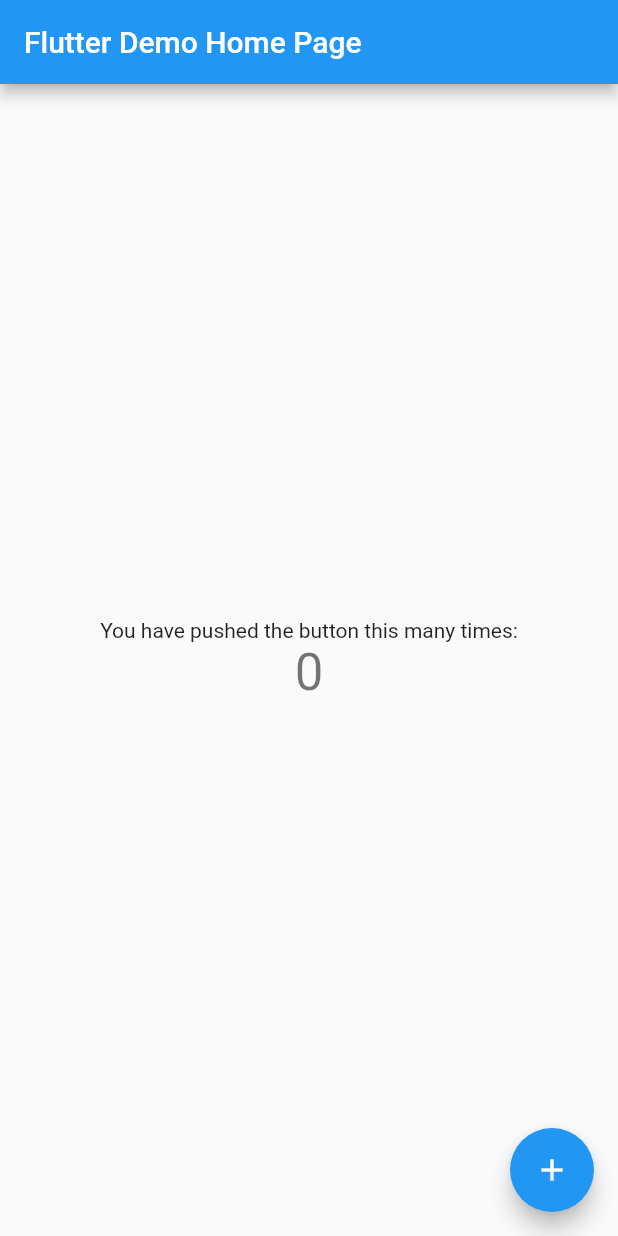
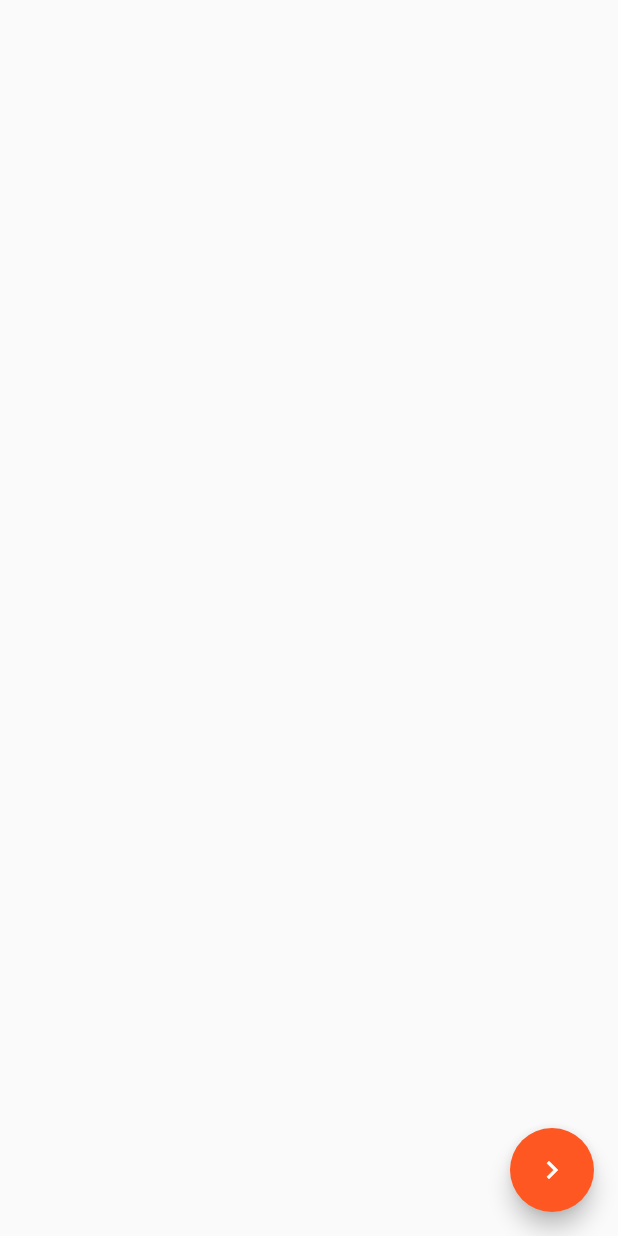
Before and after one commit to BBarisKilic/Flutter-Animation-Repository, a Flutter app: the screen it shows after launch, on a phone screen of 412 x 824 dp. Run offline on Flutter 3.47's test engine with Material 2 defaults, Android fonts, the phone set to English and light mode, and no system bars.

Commit message:
Created Views.

```diff
--- /dev/null
+++ b/01-staggeredPageTransition/lib/View/first_view.dart
@@ -0,0 +1,22 @@
+import 'package:flutter/material.dart';
+import 'second_view.dart';
+
+class FirstView extends StatelessWidget {
+  const FirstView({Key? key}) : super(key: key);
+
+  @override
+  Widget build(BuildContext context) {
+    return Scaffold(
+      floatingActionButton: FloatingActionButton(
+        onPressed: () {
+          Navigator.of(context).push(
+            MaterialPageRoute(
+              builder: (context) => const SecondView(),
+            ),
+          );
+        },
+        child: const Icon(Icons.keyboard_arrow_right),
+      ),
+    );
+  }
+}
--- a/01-staggeredPageTransition/lib/main.dart
+++ b/01-staggeredPageTransition/lib/main.dart
@@ -1,115 +1,22 @@
 import 'package:flutter/material.dart';
 
-void main() {
-  runApp(const MyApp());
-}
+import 'View/first_view.dart';
 
-class MyApp extends StatelessWidget {
-  const MyApp({Key? key}) : super(key: key);
+void main() => runApp(const StaggeredPageTransitionDemo());
 
-  // This widget is the root of your application.
+class StaggeredPageTransitionDemo extends StatelessWidget {
+  const StaggeredPageTransitionDemo({Key? key}) : super(key: key);
+
   @override
   Widget build(BuildContext context) {
     return MaterialApp(
-      title: 'Flutter Demo',
-      theme: ThemeData(
-        // This is the theme of your application.
-        //
-        // Try running your application with "flutter run". You'll see the
-        // application has a blue toolbar. Then, without quitting the app, try
-        // changing the primarySwatch below to Colors.green and then invoke
-        // "hot reload" (press "r" in the console where you ran "flutter run",
-        // or simply save your changes to "hot reload" in a Flutter IDE).
-        // Notice that the counter didn't reset back to zero; the application
-        // is not restarted.
-        primarySwatch: Colors.blue,
+      title: 'Custom Page Transitions',
+      home: const FirstView(),
+      theme: ThemeData.light().copyWith(
+        floatingActionButtonTheme: const FloatingActionButtonThemeData(
+          backgroundColor: Colors.deepOrange,
+        ),
       ),
-      home: const MyHomePage(title: 'Flutter Demo Home Page'),
     );
   }
 }
-
-class MyHomePage extends StatefulWidget {
-  const MyHomePage({Key? key, required this.title}) : super(key: key);
-
-  // This widget is the home page of your application. It is stateful, meaning
-  // that it has a State object (defined below) that contains fields that affect
-  // how it looks.
-
-  // This class is the configuration for the state. It holds the values (in this
-  // case the title) provided by the parent (in this case the App widget) and
-  // used by the build method of the State. Fields in a Widget subclass are
-  // always marked "final".
-
-  final String title;
-
-  @override
-  State<MyHomePage> createState() => _MyHomePageState();
-}
-
-class _MyHomePageState extends State<MyHomePage> {
-  int _counter = 0;
-
-  void _incrementCounter() {
-    setState(() {
-      // This call to setState tells the Flutter framework that something has
-      // changed in this State, which causes it to rerun the build method below
-      // so that the display can reflect the updated values. If we changed
-      // _counter without calling setState(), then the build method would not be
-      // called again, and so nothing would appear to happen.
-      _counter++;
-    });
-  }
-
-  @override
-  Widget build(BuildContext context) {
-    // This method is rerun every time setState is called, for instance as done
-    // by the _incrementCounter method above.
-    //
-    // The Flutter framework has been optimized to make rerunning build methods
-    // fast, so that you can just rebuild anything that needs updating rather
-    // than having to individually change instances of widgets.
-    return Scaffold(
-      appBar: AppBar(
-        // Here we take the value from the MyHomePage object that was created by
-        // the App.build method, and use it to set our appbar title.
-        title: Text(widget.title),
-      ),
-      body: Center(
-        // Center is a layout widget. It takes a single child and positions it
-        // in the middle of the parent.
-        child: Column(
-          // Column is also a layout widget. It takes a list of children and
-          // arranges them vertically. By default, it sizes itself to fit its
-          // children horizontally, and tries to be as tall as its parent.
-          //
-          // Invoke "debug painting" (press "p" in the console, choose the
-          // "Toggle Debug Paint" action from the Flutter Inspector in Android
-          // Studio, or the "Toggle Debug Paint" command in Visual Studio Code)
-          // to see the wireframe for each widget.
-          //
-          // Column has various properties to control how it sizes itself and
-          // how it positions its children. Here we use mainAxisAlignment to
-          // center the children vertically; the main axis here is the vertical
-          // axis because Columns are vertical (the cross axis would be
-          // horizontal).
-          mainAxisAlignment: MainAxisAlignment.center,
-          children: <Widget>[
-            const Text(
-              'You have pushed the button this many times:',
-            ),
-            Text(
-              '$_counter',
-              style: Theme.of(context).textTheme.headline4,
-            ),
-          ],
-        ),
-      ),
-      floatingActionButton: FloatingActionButton(
-        onPressed: _incrementCounter,
-        tooltip: 'Increment',
-        child: const Icon(Icons.add),
-      ), // This trailing comma makes auto-formatting nicer for build methods.
-    );
-  }
-}
```
Also changed, not shown: 01-staggeredPageTransition/lib/View/second_view.dart (added, +32 -0 lines), 1 other file.
